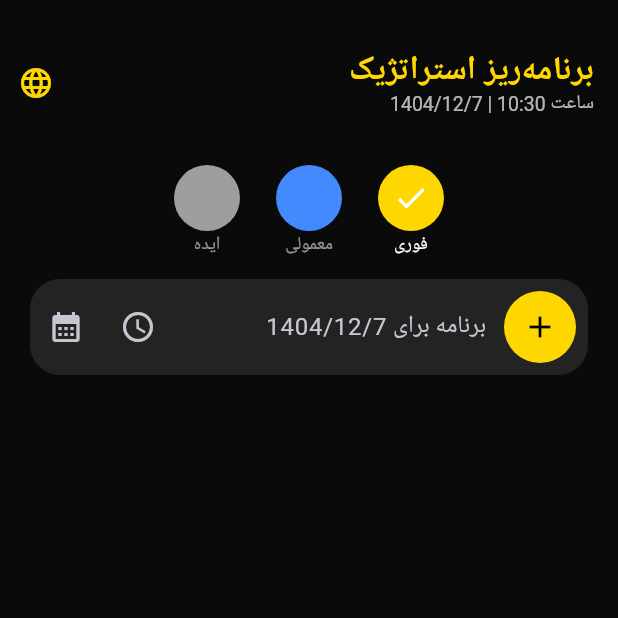
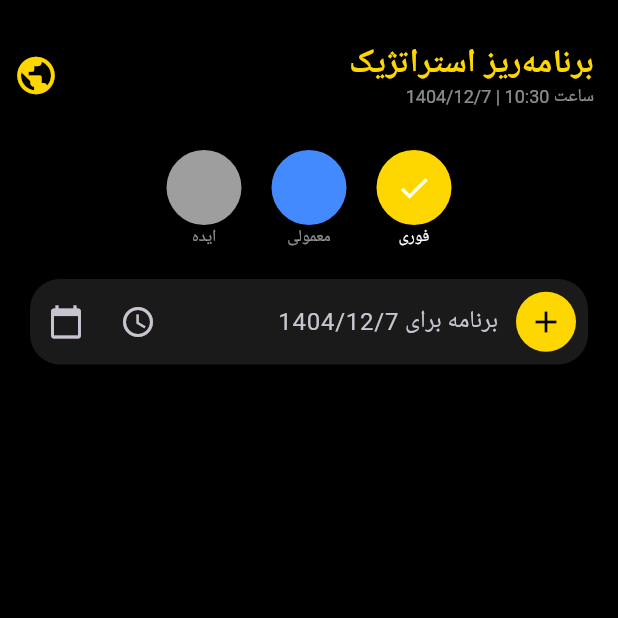
Before and after one commit to aliapps1/Global-Task-Planner, a Flutter app: the screen it shows after launch, on a phone screen of 412 x 824 dp, the top half of it. Run offline on Flutter 3.47's test engine with Material 3 defaults, Android fonts, the phone set to English and light mode, and no system bars; our stand-ins replace shared_preferences.

Commit message:
Update main.dart

```diff
--- a/lib/main.dart
+++ b/lib/main.dart
@@ -1,5 +1,6 @@
 import 'dart:async';
 import 'package:flutter/material.dart';
+import 'package:flutter/services.dart'; // برای لرزش و صدای سیستم
 import 'package:shared_preferences/shared_preferences.dart';
 
 void main() => runApp(const GlobalPlannerApp());
@@ -43,30 +44,38 @@ class _PlannerScreenState extends State<PlannerScreen> {
   TimeOfDay _selTime = TimeOfDay.now();
   Timer? _alarmTimer;
 
+  // بازگشت تمام زبان‌ها طبق تصویر شما
   final Map<String, Map<String, String>> _langData = {
-    'en': {'n': 'English', 't': 'Elite Planner', 'l': 'Language', 'p': 'Plan for', 'h': 'High', 'm': 'Normal', 'i': 'Idea', 'at': 'at', 'al': 'Time to work!'},
-    'ar': {'n': 'العربية', 't': 'مخطط النخبة', 'l': 'اللغة', 'p': 'خطة لـ', 'h': 'عالي', 'm': 'عادي', 'i': 'فكرة', 'at': 'في', 'al': 'حان وقت العمل!'},
-    'fa': {'n': 'فارسی', 't': 'برنامه‌ریز استراتژیک', 'l': 'زبان', 'p': 'برنامه برای', 'h': 'فوری', 'm': 'معمولی', 'i': 'ایده', 'at': 'ساعت', 'al': 'وقت انجام برنامه است!'},
+    'en': {'n': 'English', 't': 'Elite Planner', 'p': 'Plan for', 'at': 'at', 'h': 'High', 'm': 'Normal', 'i': 'Idea'},
+    'ar': {'n': 'العربية', 't': 'مخطط النخبة', 'p': 'خطة لـ', 'at': 'في', 'h': 'عالي', 'm': 'عادي', 'i': 'فكرة'},
+    'fa': {'n': 'فارسی', 't': 'برنامه‌ریز استراتژیک', 'p': 'برنامه برای', 'at': 'ساعت', 'h': 'فوری', 'm': 'معمولی', 'i': 'ایده'},
+    'de': {'n': 'Deutsch', 't': 'Planer', 'p': 'Plan für', 'at': 'um', 'h': 'Hoch', 'm': 'Normal', 'i': 'Idee'},
+    'ru': {'n': 'Русский', 't': 'Планировщик', 'p': 'План на', 'at': 'в', 'h': 'Сروчно', 'm': 'Обычно', 'i': 'Идея'},
+    'fr': {'n': 'Français', 't': 'Planificateur', 'p': 'Plan pour', 'at': 'à', 'h': 'Haut', 'm': 'Normal', 'i': 'Idée'},
+    'it': {'n': 'Italiano', 't': 'Pianificatore', 'p': 'Piano per', 'at': 'alle', 'h': 'Alto', 'm': 'Normale', 'i': 'Idea'},
+    'pt': {'n': 'Português', 't': 'Planejador', 'p': 'Plano para', 'at': 'às', 'h': 'Alto', 'm': 'Normal', 'i': 'Ideia'},
+    'zh': {'n': '中文', 't': '规划师', 'p': '计划于', 'at': '在', 'h': '紧急', 'm': '普通', 'i': '想法'},
   };
 
   @override
   void initState() {
     super.initState();
     _loadData();
-    // شروع بررسی لحظه‌ای برای زنگ خوردن
     _alarmTimer = Timer.periodic(const Duration(seconds: 30), (timer) => _checkAlarms());
   }
 
   @override
   void dispose() { _alarmTimer?.cancel(); super.dispose(); }
 
-  // تابع بررسی ساعت برای زنگ زدن
+  // تابع هوشمند زنگ خوردن (صدا + لرزش)
   void _checkAlarms() {
     final now = DateTime.now();
     final nowStr = "${now.hour.toString().padLeft(2, '0')}:${now.minute.toString().padLeft(2, '0')}";
 
     for (var task in _tasks) {
       if (task.contains("($nowStr)") && !task.startsWith("✔")) {
+        HapticFeedback.vibrate(); // لرزش گوشی
+        SystemSound.play(SystemSoundType.click); // صدای سیستم
         _showAlarmDialog(task.split('|')[0]);
         break;
       }
@@ -74,17 +83,25 @@ class _PlannerScreenState extends State<PlannerScreen> {
   }
 
   void _showAlarmDialog(String title) {
-    showDialog(
+    showGeneralDialog(
       context: context,
-      builder: (context) => AlertDialog(
-        title: Icon(Icons.alarm, color: _selColor, size: 50),
-        content: Text("${_langData[widget.lang]!['al']}\n\n$title", textAlign: TextAlign.center, style: const TextStyle(fontSize: 18)),
-        actions: [TextButton(onPressed: () => Navigator.pop(context), child: const Text("OK"))],
+      barrierDismissible: false,
+      pageBuilder: (context, _, __) => AlertDialog(
+        shape: RoundedRectangleBorder(borderRadius: BorderRadius.circular(20)),
+        title: const Icon(Icons.alarm_on, color: Colors.yellow, size: 60),
+        content: Text("⏰ $title", textAlign: TextAlign.center, style: const TextStyle(fontSize: 20, fontWeight: FontWeight.bold)),
+        actions: [
+          Center(child: ElevatedButton(
+            style: ElevatedButton.styleFrom(backgroundColor: Colors.green),
+            onPressed: () => Navigator.pop(context),
+            child: const Text("تایید شد / Done"),
+          ))
+        ],
       ),
     );
   }
 
-  // مبدل‌های تاریخ
+  // مبدل شمسی داخلی
   String _toSolar(DateTime d) {
     int gY = d.year, gM = d.month, gD = d.day;
     var gDMonth = [0, 31, 59, 90, 120, 151, 181, 212, 243, 273, 304, 334];
@@ -98,8 +115,8 @@ class _PlannerScreenState extends State<PlannerScreen> {
     return "$jy/$jm/$jd";
   }
 
-  _loadData() async { final prefs = await SharedPreferences.getInstance(); setState(() => _tasks = prefs.getStringList('tasks_v19_alarm') ?? []); }
-  _saveData() async { final prefs = await SharedPreferences.getInstance(); await prefs.setStringList('tasks_v19_alarm', _tasks); }
+  _loadData() async { final prefs = await SharedPreferences.getInstance(); setState(() => _tasks = prefs.getStringList('tasks_v20') ?? []); }
+  _saveData() async { final prefs = await SharedPreferences.getInstance(); await prefs.setStringList('tasks_v20', _tasks); }
 
   @override
   Widget build(BuildContext context) {
@@ -107,16 +124,16 @@ class _PlannerScreenState extends State<PlannerScreen> {
     String dateLabel = (widget.lang == 'fa') ? _toSolar(_selDate) : "${_selDate.day}/${_selDate.month}/${_selDate.year}";
 
     return Scaffold(
-      backgroundColor: const Color(0xFF0A0A0B),
+      backgroundColor: Colors.black,
       appBar: AppBar(
-        toolbarHeight: 110, backgroundColor: Colors.transparent, elevation: 0,
+        toolbarHeight: 100, backgroundColor: Colors.transparent,
         title: Column(crossAxisAlignment: CrossAxisAlignment.start, children: [
-          Text(_langData[widget.lang]!['t']!, style: const TextStyle(color: Color(0xFFFFD700), fontSize: 22, fontWeight: FontWeight.bold)),
-          Text("${_langData[widget.lang]!['at']} $timeStr | $dateLabel", style: const TextStyle(color: Colors.white70, fontSize: 13)),
+          Text(_langData[widget.lang]!['t']!, style: const TextStyle(color: Color(0xFFFFD700), fontWeight: FontWeight.bold)),
+          Text("${_langData[widget.lang]!['at']} $timeStr | $dateLabel", style: const TextStyle(fontSize: 12, color: Colors.white54)),
         ]),
         actions: [
           PopupMenuButton<String>(
-            icon: const Icon(Icons.language, color: Color(0xFFFFD700)),
+            icon: const Icon(Icons.public, color: Color(0xFFFFD700), size: 30),
             onSelected: widget.onLangChange,
             itemBuilder: (context) => _langData.entries.map((e) => PopupMenuItem(value: e.key, child: Text(e.value['n']!))).toList(),
           ),
@@ -128,29 +145,28 @@ class _PlannerScreenState extends State<PlannerScreen> {
           _prioBtn(const Color(0xFF448AFF), _langData[widget.lang]!['m']!),
           _prioBtn(const Color(0xFF9E9E9E), _langData[widget.lang]!['i']!),
         ]),
-        const SizedBox(height: 15),
+        const SizedBox(height: 20),
         Padding(
           padding: const EdgeInsets.symmetric(horizontal: 20),
           child: TextField(
             controller: _controller,
             decoration: InputDecoration(
               hintText: "${_langData[widget.lang]!['p']} $dateLabel",
-              prefixIcon: Container(
-                margin: const EdgeInsets.all(8),
-                decoration: BoxDecoration(color: _selColor, shape: BoxShape.circle),
-                child: IconButton(icon: const Icon(Icons.add, color: Colors.black), onPressed: () {
+              prefixIcon: IconButton(
+                icon: CircleAvatar(backgroundColor: _selColor, child: const Icon(Icons.add, color: Colors.black)),
+                onPressed: () {
                   if (_controller.text.isNotEmpty) {
                     setState(() => _tasks.insert(0, "${_controller.text}|$dateLabel (${_langData[widget.lang]!['at']} $timeStr)|${_selColor.value}"));
                     _controller.clear(); _saveData();
                   }
-                }),
+                },
               ),
               suffixIcon: Row(mainAxisSize: MainAxisSize.min, children: [
                 IconButton(icon: const Icon(Icons.access_time), onPressed: () async {
                   TimeOfDay? t = await showTimePicker(context: context, initialTime: _selTime);
                   if (t != null) setState(() => _selTime = t);
                 }),
-                IconButton(icon: const Icon(Icons.calendar_month), onPressed: () async {
+                IconButton(icon: const Icon(Icons.calendar_today), onPressed: () async {
                   DateTime? p = await showDatePicker(context: context, initialDate: _selDate, firstDate: DateTime(2020), lastDate: DateTime(2030));
                   if (p != null) setState(() => _selDate = p);
                 }),
@@ -160,20 +176,16 @@ class _PlannerScreenState extends State<PlannerScreen> {
             ),
           ),
         ),
-        const SizedBox(height: 15),
         Expanded(child: ListView.builder(
           itemCount: _tasks.length,
           itemBuilder: (context, index) {
             var p = _tasks[index].split('|');
             return Container(
-              margin: const EdgeInsets.symmetric(horizontal: 20, vertical: 8),
-              decoration: BoxDecoration(color: Colors.white12, borderRadius: BorderRadius.circular(15), border: Border(left: BorderSide(color: Color(int.parse(p[2])), width: 8))),
+              margin: const EdgeInsets.all(10),
+              decoration: BoxDecoration(color: Colors.white.withOpacity(0.05), borderRadius: BorderRadius.circular(15), border: Border(left: BorderSide(color: Color(int.parse(p[2])), width: 5))),
               child: ListTile(
-                title: Text(p[0]),
-                subtitle: Text(p[1], style: const TextStyle(color: Colors.white38)),
-                trailing: IconButton(icon: const Icon(Icons.check_circle, color: Colors.greenAccent), onPressed: () {
-                  setState(() => _tasks.removeAt(index)); _saveData();
-                }),
+                title: Text(p[0]), subtitle: Text(p[1], style: const TextStyle(fontSize: 10, color: Colors.white38)),
+                trailing: IconButton(icon: const Icon(Icons.delete_sweep, color: Colors.redAccent), onPressed: () { setState(() => _tasks.removeAt(index)); _saveData(); }),
               ),
             );
           },
@@ -186,9 +198,9 @@ class _PlannerScreenState extends State<PlannerScreen> {
     bool isS = _selColor.value == c.value;
     return GestureDetector(
       onTap: () => setState(() => _selColor = c),
-      child: Padding(padding: const EdgeInsets.symmetric(horizontal: 12), child: Column(children: [
-        CircleAvatar(radius: 22, backgroundColor: c, child: isS ? const Icon(Icons.check, color: Colors.white) : null),
-        Text(label, style: TextStyle(fontSize: 12, color: isS ? Colors.white : Colors.white54)),
+      child: Padding(padding: const EdgeInsets.symmetric(horizontal: 10), child: Column(children: [
+        CircleAvatar(radius: 25, backgroundColor: c, child: isS ? const Icon(Icons.check, color: Colors.white) : null),
+        Text(label, style: TextStyle(fontSize: 11, color: isS ? Colors.white : Colors.white54)),
       ])),
     );
   }
```
